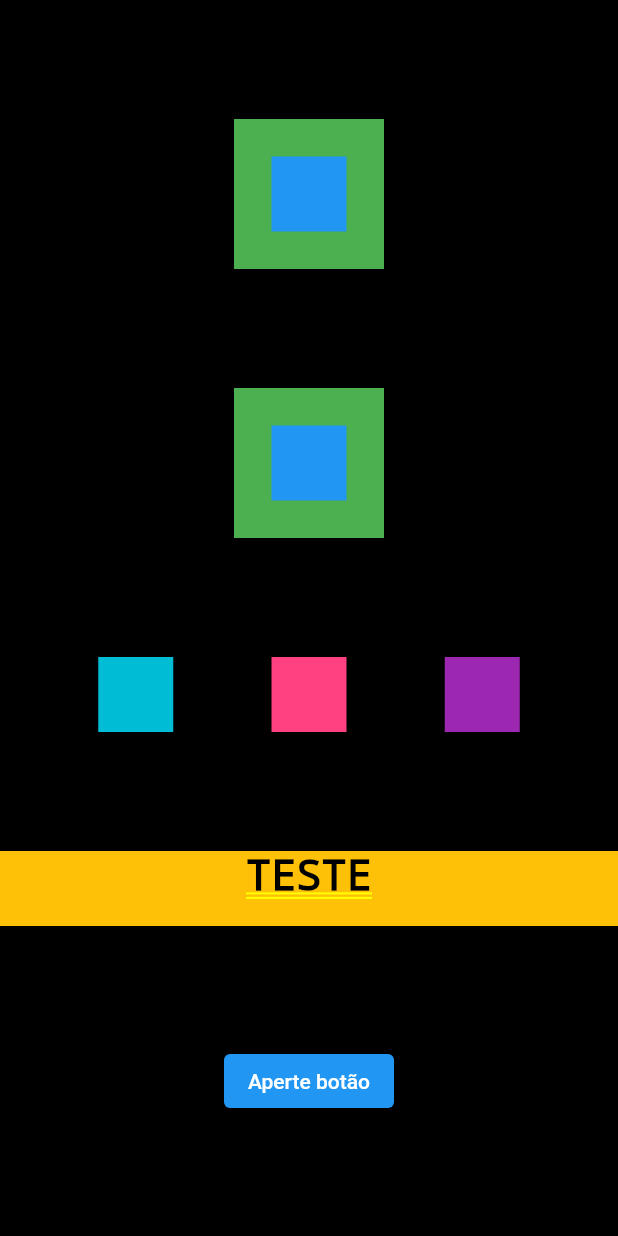
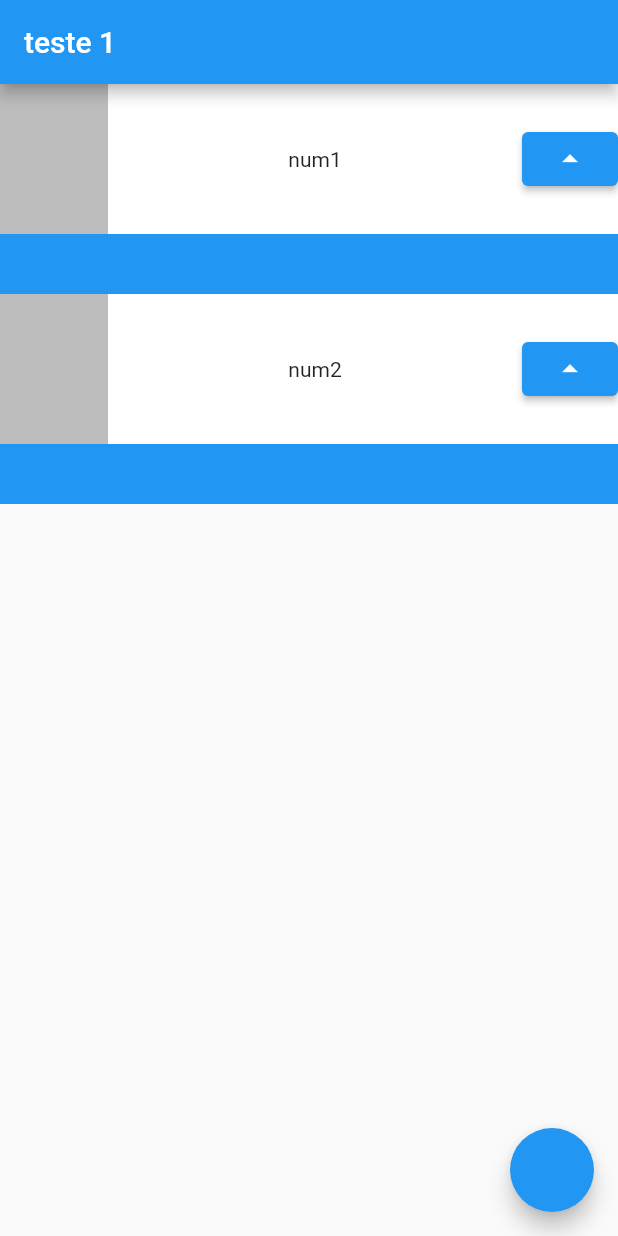
Before and after one commit to samicow/Flutter-repo, a Flutter app: the screen it shows after launch, on a phone screen of 412 x 824 dp. Run offline on Flutter 3.47's test engine with Material 2 defaults, Android fonts, the light colour scheme and no system bars.

Commit message:
criação de classe para chamar widgets, scaffold, layout

```diff
--- a/lib/main.dart
+++ b/lib/main.dart
@@ -17,62 +17,55 @@ class MyApp extends StatelessWidget {
       theme: ThemeData(
         primarySwatch: Colors.blue,
       ),
-      home: Container(
-        color: Colors.black,
-
-      child: Column(
-        mainAxisAlignment: MainAxisAlignment.spaceEvenly,
-        crossAxisAlignment: CrossAxisAlignment.center,
+      home: Scaffold(
+        appBar: AppBar(
+           title: Text('teste 1'),
+      ),
+      body: Column(
         children: [
-          Stack(
-            alignment: AlignmentDirectional.center,
-            children: [
-          Container(color: Colors.green, width: 100, height: 100,),
-          Container(color: Colors.blue, width: 50, height: 50,),
+          Task('num1'),
+           Task('num2'),
         ],
       ),
-         Stack(
-            alignment: AlignmentDirectional.center,
-            children: [
-          Container(color: Colors.green, width: 100, height: 100,),
-          Container(color: Colors.blue, width: 50, height: 50,),
-        ],
+      floatingActionButton: FloatingActionButton(onPressed: (){}),
       ),
-        Row(
-  mainAxisAlignment: MainAxisAlignment.spaceEvenly,
-  crossAxisAlignment: CrossAxisAlignment.center,
-  children: [
-    Container(color: Colors.cyan, height: 50, width: 50,),
-    Container(color: Colors.pinkAccent, height: 50, width: 50,),
-    Container(color: Colors.purple, height: 50, width: 50,)
-  ],
-),
-
-Container(
-  color: Colors.amber,
-  height: 50,
-  width: 540,
-  child: Text(
-    'TESTE',
-     style: TextStyle(
-      color: Colors.black,
-      fontSize: 28,
-     ),
-     textAlign: TextAlign.center,
-  ),
-),
-ElevatedButton(onPressed: (){
-  print('apertou o botão');
-},
- child: Text('Aperte botão'),
- ),
-
-        ],
-      )
-      )
 
       );
       }
-
 }
 //==================xxxxxxxxx===========================
+
+class Task extends StatelessWidget {
+  final String nome;
+  const Task(this.nome, {super.key});
+
+  @override
+  Widget build(BuildContext context) {
+    return Container(
+            child: Stack(
+              children:[
+ Container(
+            color: Colors.blue,
+            height: 140,
+          ),
+          Container(
+            color: Colors.white,
+            height: 100,
+            child: Row(
+              mainAxisAlignment: MainAxisAlignment.spaceBetween,
+  children: [
+    Container(
+          color: Colors.black26,
+          width: 72,
+          height: 100,
+    ),
+    Text(nome),
+    ElevatedButton(onPressed: (){}, child: Icon(Icons.arrow_drop_up))
+],
+            ),
+          )
+              ],
+            ),
+          );
+  }
+}
--- /dev/null
+++ b/lib/primeira_tela.dart
@@ -0,0 +1,55 @@
+/*Container(
+        color: Colors.black,
+
+      child: Column(
+        mainAxisAlignment: MainAxisAlignment.spaceEvenly,
+        crossAxisAlignment: CrossAxisAlignment.center,
+        children: [
+          Stack(
+            alignment: AlignmentDirectional.center,
+            children: [
+          Container(color: Colors.green, width: 100, height: 100,),
+          Container(color: Colors.blue, width: 50, height: 50,),
+        ],
+        ),
+         Stack(
+            alignment: AlignmentDirectional.center,
+            children: [
+          Container(color: Colors.green, width: 100, height: 100,),
+          Container(color: Colors.blue, width: 50, height: 50,),
+        ],
+        ),
+        Row(
+  mainAxisAlignment: MainAxisAlignment.spaceEvenly,
+  crossAxisAlignment: CrossAxisAlignment.center,
+  children: [
+    Container(color: Colors.cyan, height: 50, width: 50,),
+    Container(color: Colors.pinkAccent, height: 50, width: 50,),
+    Container(color: Colors.purple, height: 50, width: 50,)
+  ],
+),
+
+Container(
+  color: Colors.amber,
+  height: 50,
+  width: 540,
+  child: Text(
+    'TESTE',
+     style: TextStyle(
+      color: Colors.black,
+      fontSize: 28,
+     ),
+     textAlign: TextAlign.center,
+  ),
+),
+ElevatedButton(onPressed: (){
+  print('apertou o botão');
+},
+ child: Text('Aperte botão'),
+ ),
+
+        ],
+      )
+      )
+
+    );*/
```
Lines whose indentation alone changed are shown as unchanged.
